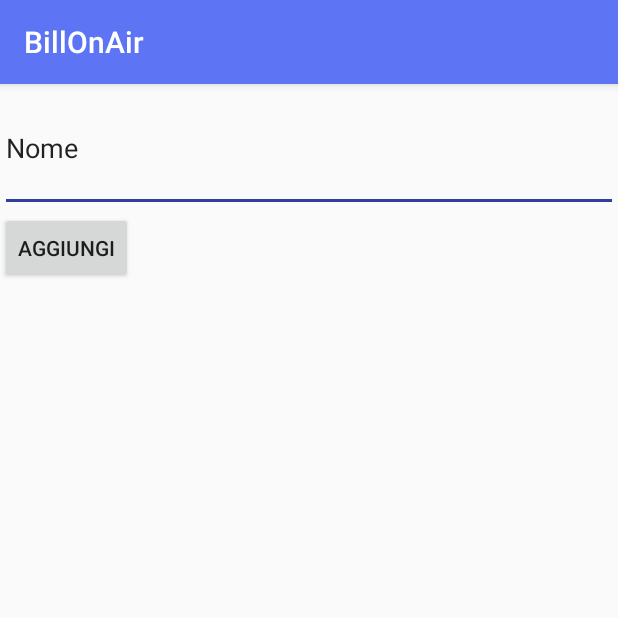
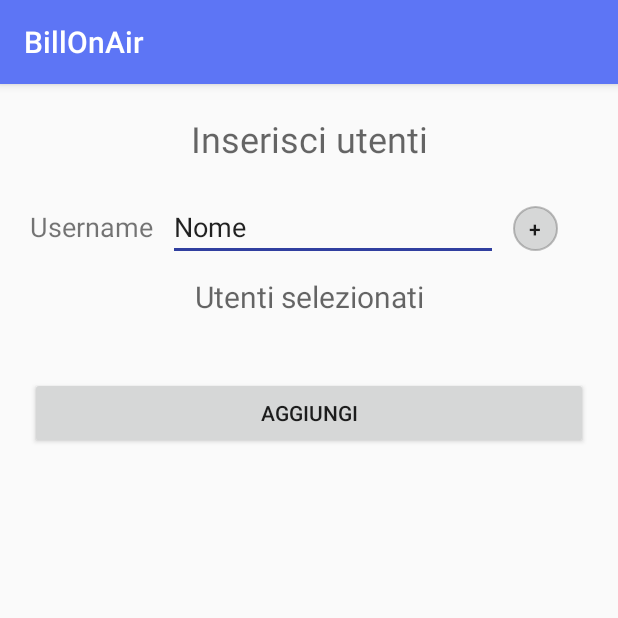
Before and after one commit to buffin4576/BillOnAir, an Android app: the AggiungiUtente screen opened directly, with no data from a screen before it, on a phone screen of 412 x 824 dp, the top half of it. Run offline under Robolectric (Android 15) with nearby library versions, the phone set to English and light mode, and no system bars; network calls fail.

Commit message:
insert utenti

```diff
--- a/BillOnAirApp/app/src/main/java/com/btd/billonair/AggiungiUtente.java
+++ b/BillOnAirApp/app/src/main/java/com/btd/billonair/AggiungiUtente.java
@@ -2,14 +2,61 @@ package com.btd.billonair;
 
 import android.os.Bundle;
 import android.support.v7.app.AppCompatActivity;
+import android.util.TypedValue;
+import android.view.View;
+import android.widget.Button;
+import android.widget.EditText;
+import android.widget.LinearLayout;
+import android.widget.TextView;
+
+import org.json.JSONException;
+
+import java.util.ArrayList;
+import java.util.concurrent.ExecutionException;
 
 /**
  * Created by ernrico on 24/08/2016.
  */
 public class AggiungiUtente extends AppCompatActivity {
 
+    ArrayList<String> users = new ArrayList<>();
+
     protected void onCreate(Bundle savedInstanceState) {
         super.onCreate(savedInstanceState);
         setContentView(R.layout.aggiunginuovoutente);
+        final Stanza stanza = (Stanza)getIntent().getSerializableExtra("stanza");
+
+        Button btnMore = (Button)findViewById(R.id.btnInsertUserToList);
+        Button btnAdd = (Button)findViewById(R.id.aggiungiutente);
+
+        final LinearLayout linearLayout = (LinearLayout)findViewById(R.id.listUtentiInvitati);
+        final EditText txtUsername = (EditText)findViewById(R.id.txtAddNomeUtente);
+
+        btnMore.setOnClickListener(new View.OnClickListener() {
+            @Override
+            public void onClick(View v) {
+                TextView textView = new TextView(v.getContext());
+                textView.setText(txtUsername.getText()+"");
+                users.add(txtUsername.getText()+"");
+                textView.setTextSize(TypedValue.COMPLEX_UNIT_SP, 18);
+                linearLayout.addView(textView);
+            }
+        });
+
+        btnAdd.setOnClickListener(new View.OnClickListener() {
+            @Override
+            public void onClick(View v) {
+                try {
+                    stanza.AggiungiUtente(stanza.getNome(),users,stanza.getIdStanza());
+                } catch (JSONException e) {
+                    e.printStackTrace();
+                } catch (ExecutionException e) {
+                    e.printStackTrace();
+                } catch (InterruptedException e) {
+                    e.printStackTrace();
+                }
+                finish();
+            }
+        });
     }
 }
--- a/BillOnAirApp/app/src/main/java/com/btd/billonair/DettagliStanza.java
+++ b/BillOnAirApp/app/src/main/java/com/btd/billonair/DettagliStanza.java
@@ -150,6 +150,9 @@ public class DettagliStanza extends AppCompatActivity {
         if (id == R.id.add_persona)
         {
             Intent intent = new Intent(this,AggiungiUtente.class);
+            Bundle bund=new Bundle();
+            bund.putSerializable("stanza",stanza);
+            intent.putExtras(bund);
             startActivity(intent);
         }
         if(id==R.id.add_spesa)
--- a/BillOnAirApp/app/src/main/java/com/btd/billonair/Stanza.java
+++ b/BillOnAirApp/app/src/main/java/com/btd/billonair/Stanza.java
@@ -153,13 +153,16 @@ public class Stanza implements Serializable{
         connectionController.execute("POST", url, jsonObject).get();
     }
 
-    public void AggiungiUtente(String nome, String username, int idStanza) throws JSONException, ExecutionException, InterruptedException {
+    public void AggiungiUtente(String nome, ArrayList<String> usernames, int idStanza) throws JSONException, ExecutionException, InterruptedException {
         //da fare
         ConnectionController connectionController = new ConnectionController();
         String url = "https://billonair.herokuapp.com/api/stanza/"+idStanza;
         JSONObject jsonObject = new JSONObject();
         JSONArray array = new JSONArray();
-        array.put(username);
+        for(int i = 0; i < usernames.size(); i++){
+            array.put(usernames.get(i));
+        }
+        //array.put(username);
         jsonObject.put("nome", nome);
         jsonObject.put("utenti", array);
         connectionController.execute("POST", url, jsonObject).get();
--- a/BillOnAirApp/app/src/main/res/layout/aggiunginuovoutente.xml
+++ b/BillOnAirApp/app/src/main/res/layout/aggiunginuovoutente.xml
@@ -1,20 +1,105 @@
 <?xml version="1.0" encoding="utf-8"?>
-<LinearLayout xmlns:android="http://schemas.android.com/apk/res/android"
-    android:orientation="vertical" android:layout_width="match_parent"
-    android:layout_height="match_parent"
+<ScrollView xmlns:android="http://schemas.android.com/apk/res/android"
+    android:layout_width="fill_parent"
+    android:layout_height="fill_parent"
+    android:id="@+id/scrollView"
+    android:fillViewport="true" >
+
+    <RelativeLayout
+        android:layout_width="match_parent"
+        android:layout_height="match_parent">
+
+        <LinearLayout
+            android:orientation="horizontal"
+            android:layout_width="match_parent"
+            android:layout_height="wrap_content"
+            android:id="@+id/linearTxt"
+            android:layout_marginTop="20dp"
+            android:layout_marginLeft="20dp"
+            android:layout_marginRight="20dp"
+            android:layout_below="@+id/textView12"
             android:weightSum="1">
 
+            <TextView
+                android:layout_width="wrap_content"
+                android:layout_height="wrap_content"
+                android:textAppearance="?android:attr/textAppearanceSmall"
+                android:text="Username"
+                android:id="@+id/textView13"
+                android:layout_alignParentEnd="false"
+                android:textSize="18dp"
+                android:layout_below="@+id/textView12"
+                android:layout_weight="0" />
+
             <EditText
-        android:layout_width="match_parent"
+                android:layout_width="wrap_content"
                 android:layout_height="wrap_content"
                 android:id="@+id/txtAddNomeUtente"
-        android:layout_gravity="center_horizontal"
                 android:text="Nome"
-        android:layout_weight="0.06" />
+                android:layout_weight="1"
+                android:layout_toRightOf="@+id/textView13"
+                android:layout_below="@+id/textView12"
+                android:layout_alignBaseline="@+id/textView13"
+                android:layout_marginLeft="10dp" />
+
+            <Button
+                android:layout_width="30dp"
+                android:layout_height="30dp"
+                android:text="+"
+                android:id="@+id/btnInsertUserToList"
+                android:layout_below="@+id/aggiungiutente"
+                android:layout_toEndOf="@+id/aggiungiutente"
+                android:background="@drawable/roundedbutton"
+                android:layout_marginLeft="10dp"
+                android:layout_marginRight="20dp" />
+        </LinearLayout>
 
         <Button
             android:layout_width="wrap_content"
             android:layout_height="wrap_content"
             android:text="Aggiungi"
-        android:id="@+id/aggiungiutente" />
+            android:id="@+id/aggiungiutente"
+            android:layout_marginLeft="20dp"
+            android:layout_marginTop="20dp"
+            android:layout_below="@+id/listUtentiInvitati"
+            android:layout_alignParentEnd="true"
+            android:layout_alignParentStart="true"
+            android:layout_marginRight="20dp" />
+
+        <TextView
+            android:layout_width="wrap_content"
+            android:layout_height="wrap_content"
+            android:textAppearance="?android:attr/textAppearanceMedium"
+            android:text="Inserisci utenti"
+            android:id="@+id/textView12"
+            android:layout_toEndOf="@+id/aggiungiutente"
+            android:layout_alignParentEnd="true"
+            android:layout_alignParentStart="true"
+            android:textAlignment="center"
+            android:textSize="24dp"
+            android:layout_marginTop="20dp" />
+
+        <LinearLayout
+            android:orientation="vertical"
+            android:layout_width="match_parent"
+            android:layout_height="wrap_content"
+            android:layout_below="@+id/linearTxt"
+            android:id="@+id/listUtentiInvitati"
+            android:layout_marginTop="10dp"
+            android:layout_marginRight="20dp"
+            android:layout_marginLeft="20dp">
+
+            <TextView
+                android:layout_width="fill_parent"
+                android:layout_height="wrap_content"
+                android:textAppearance="?android:attr/textAppearanceMedium"
+                android:text="Utenti selezionati"
+                android:id="@+id/textView14"
+                android:layout_marginBottom="20dp"
+                android:textAlignment="center"
+                android:textSize="20dp" />
         </LinearLayout>
+
+    </RelativeLayout>
+
+</ScrollView>
```
Lines whose indentation alone changed are shown as unchanged.
